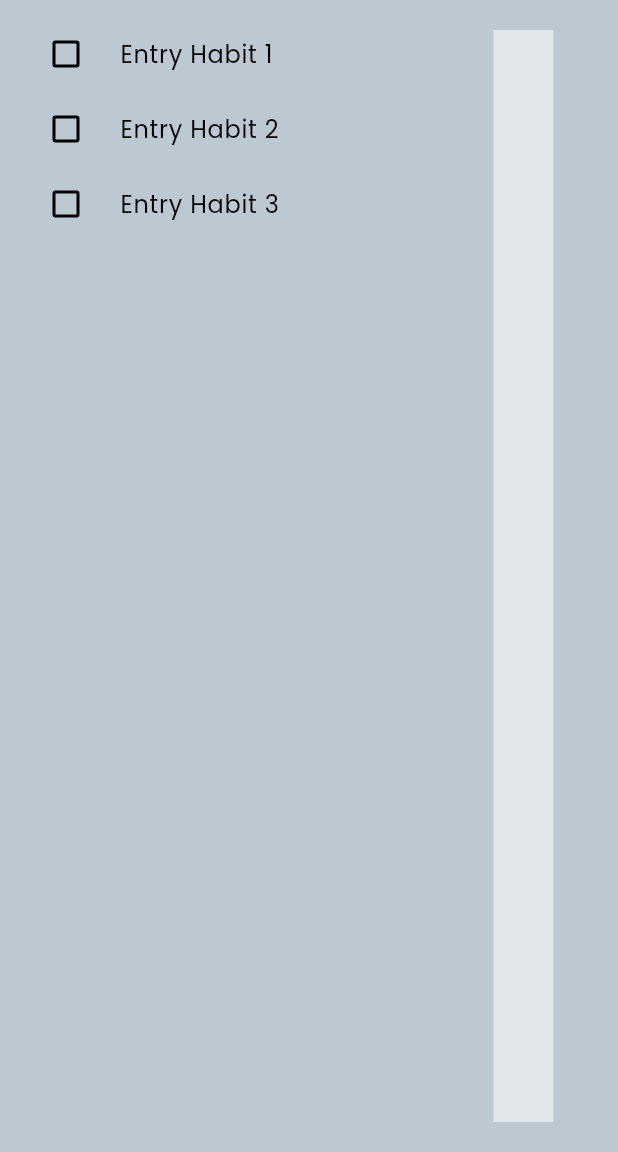
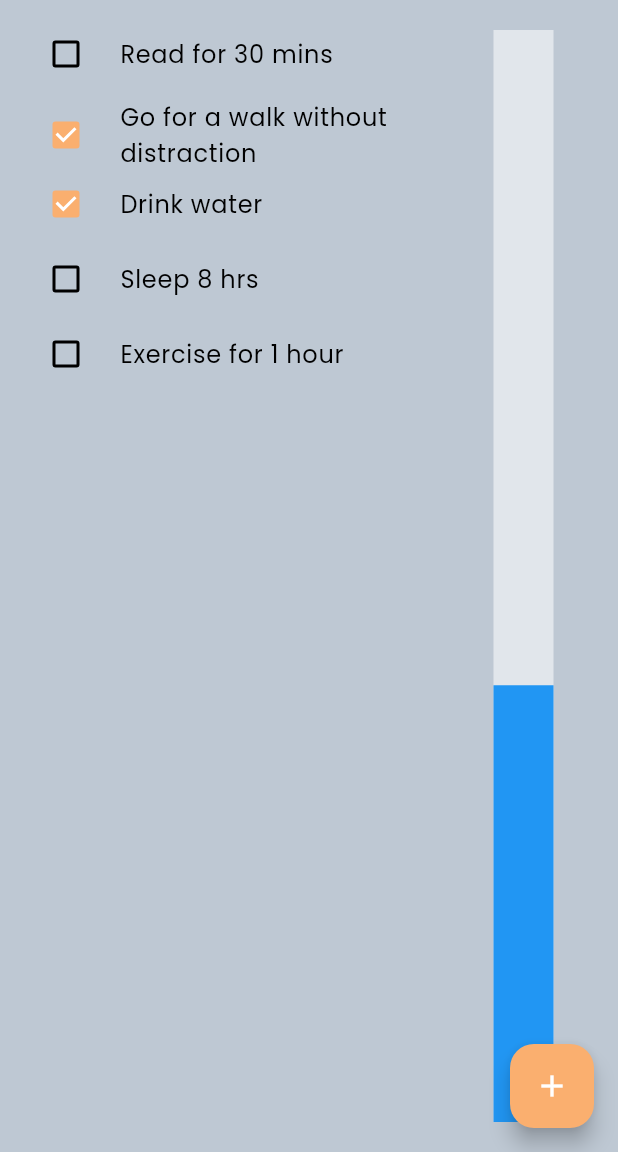
Before and after one commit to mkatra3/MoodCanvas, a Flutter app: the HabitsPage screen opened by its route, on a phone screen of 412 x 824 dp, the part 84-1236 px from its top. Run offline on Flutter 3.47's test engine with Material 3 defaults, Android fonts, the phone set to English and light mode, and no system bars; our stand-ins replace carousel_slider, google_fonts, table_calendar; network calls fail.

Commit message:
progress on appstate

```diff
--- a/lib/appState.dart
+++ b/lib/appState.dart
@@ -4,23 +4,38 @@ import 'package:moodcanvas/models/journal.dart';
 
 class AppData extends ChangeNotifier {
   Map<DateTime, Journal?> allJournals = {};
+  Journal tempJournal = Journal(
+  habits: [
+    Habit(text: "Read for 30 mins", checked: false),
+    Habit(text: "Go for a walk without distraction", checked: true),
+    Habit(text: "Drink water", checked: true),
+    Habit(text: "Sleep 8 hrs", checked: false),
+    Habit(text: "Exercise for 1 hour", checked: false)
+  ],
+  journals: [
+  "today I went for a morning walk and saw my bestie Steve!! I love that guy",
+  "our amazing team member got coffee for us at Ground Up and we went to the UIC SparkHacks Hackathon",
+  "this event is so fun, all the organizers put so much effort and you can tell they did their best",
+  "my team won UIC SparkHacks!!! I'm so happy :)",
+  ],
+  emoji: "");
   double completionRate = 0;
 
   AppData() {
+    completionRate = initRate();
+    tempJournal ;
     notifyListeners();
   }
 
-  List<Habit> defaultHabits() {
-    List<Habit> habits = [];
-
-    habits.add(Habit(text: "Drink water", checked: false));
-    habits.add(Habit(text: "Sleep 8 hrs", checked: false));
-    habits.add(Habit(text: "Read for 30 mins", checked: false));
-    habits.add(Habit(text: "Exercise for 1 hour", checked: false));
-    habits
-        .add(Habit(text: "Go for a walk without distraction", checked: false));
-
-    return habits;
+  double initRate() {
+    int totalHabits = tempJournal.habits.length;
+    double completedHabits = 0;
+    for (var e in tempJournal.habits) {
+      if (e.checked) {
+        completedHabits++;
+      }
+    }
+    return completedHabits/totalHabits;
   }
 
   void updateRate(double val) {
@@ -28,4 +43,9 @@ class AppData extends ChangeNotifier {
     notifyListeners();
   }
 
+  void addEntry(String msg) {
+    tempJournal.journals.add(msg);
+    notifyListeners();
+  }
+
 }
--- a/lib/models/journal.dart
+++ b/lib/models/journal.dart
@@ -1,9 +1,9 @@
 import 'package:moodcanvas/models/habit.dart';
 
 class Journal {
-  List<Habit> habbits;
+  List<Habit> habits;
   List<String> journals;
   String emoji;
 
-  Journal({required this.habbits,required this.journals,required this.emoji});
+  Journal({required this.habits,required this.journals,required this.emoji});
 }
--- a/lib/pages/habitspage.dart
+++ b/lib/pages/habitspage.dart
@@ -1,22 +1,9 @@
 import 'package:flutter/material.dart';
 import 'package:provider/provider.dart';
 import '../appState.dart';
+import '../models/habit.dart';
 import '../widgets/app_drawer.dart'; // Import the AppDrawer
 import '../widgets/progress_bar.dart'; // Import the ProgressBar
-
-class HabitPlaceholder {
-  late bool completed;
-  late String title;
-
-  HabitPlaceholder(this.title, this.completed);
-}
-
-// Populate HabitPlaceholder
-List<HabitPlaceholder> habitList = [
-  HabitPlaceholder("Habit 1", false),
-  HabitPlaceholder("Habit 2", false),
-  HabitPlaceholder("Habit 3", false),
-];
 
 // Habits Page
 class HabitsPage extends StatefulWidget {
@@ -47,8 +34,10 @@ class _HabitsPage extends State<HabitsPage> {
             flex: 1, child: ProgressBar()
         )
       ]),
-      /*floatingActionButton:
-          FloatingActionButton(onPressed: () {}, child: const Icon(Icons.add)),*/
+      floatingActionButton:
+          FloatingActionButton(onPressed: () {
+
+          }, child: const Icon(Icons.add)),
     );
   }
 }
@@ -62,40 +51,43 @@ class HabitsList extends StatefulWidget {
 }
 
 class _HabitsListState extends State<HabitsList> {
-
   @override
   Widget build(BuildContext context) {
+    return Consumer<AppData>(
+      builder: (context, state, child) {
         return ListView.builder(
             padding: const EdgeInsets.all(8),
-        itemCount: habitList.length,
+            itemCount: state.tempJournal.habits.length,
             itemBuilder: (BuildContext context, int index) {
               return SizedBox(
                 height: 50,
                 child: CheckboxListTile(
-              title: Text('Entry ${habitList[index].title}'),
-              value: habitList[index].completed,
+                  title: Text(state.tempJournal.habits[index].text),
+                  value: state.tempJournal.habits[index].checked,
                   controlAffinity: ListTileControlAffinity.leading,
                   onChanged: (bool? value) {
                     setState(() {
-                  habitList[index].completed = value!;
-                  updateRate(habitList);
+                      state.tempJournal.habits[index].checked = value!;
+                      updateRate(state.tempJournal.habits);
                     });
                   },
                 ),
               );
             });
+      },
+    );
   }
 
-  void updateRate(List<HabitPlaceholder> habitList) {
+  void updateRate(List<Habit> habitList) {
     int totalHabits = habitList.length;
     double completedHabits = 0;
     for (var e in habitList) {
-      if (e.completed) {
+      if (e.checked) {
         completedHabits++;
       }
     }
-    double _completionRate = completedHabits/totalHabits;
-    Provider.of<AppData>(context, listen: false).updateRate(_completionRate);
+    double completionRate = completedHabits/totalHabits;
+    Provider.of<AppData>(context, listen: false).updateRate(completionRate);
   }
 
 }
--- a/lib/widgets/progress_bar.dart
+++ b/lib/widgets/progress_bar.dart
@@ -9,35 +9,13 @@ class ProgressBar extends StatefulWidget {
   State<ProgressBar> createState() => _ProgressBar();
 }
 
-class _ProgressBar extends State<ProgressBar> with TickerProviderStateMixin {
-  late AnimationController controller;
-
-  @override
-  void initState() {
-    controller = AnimationController(
-      /// [AnimationController]s can be created with `vsync: this` because of
-      /// [TickerProviderStateMixin].
-      vsync: this,
-      duration: const Duration(seconds: 5),
-    )..addListener(() {
-        setState(() {});
-      });
-    controller.repeat(reverse: true);
-    super.initState();
-  }
-
-  @override
-  void dispose() {
-    controller.dispose();
-    super.dispose();
-  }
-
+class _ProgressBar extends State<ProgressBar> {
   @override
   Widget build(BuildContext context) {
-    return  RotatedBox(
+    return RotatedBox(
       quarterTurns: -1,
       child: Padding(
-            padding: EdgeInsets.all(20),
+          padding: const EdgeInsets.all(20),
           child: Consumer<AppData>(
             builder: (context, state, child) {
               return LinearProgressIndicator(
@@ -48,8 +26,7 @@ class _ProgressBar extends State<ProgressBar> with TickerProviderStateMixin {
                 semanticsLabel: 'Linear progress indicator',
               );
             },
-            )
-          ),
+          )),
     );
   }
 }
```
Also changed, not shown: lib/pages/dashboard.dart (+10 -14 lines). Lines whose indentation alone changed are shown as unchanged.
